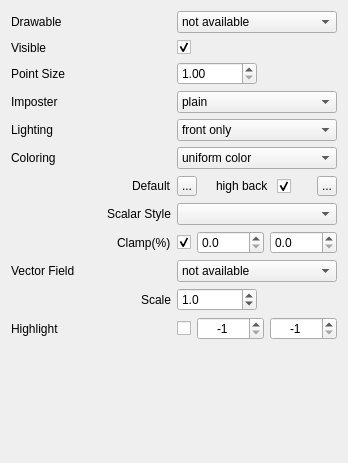
LiangliangNan/Easy3D, file applications/Mapple/widgets/widget_drawable_points.ui: the form before one commit.
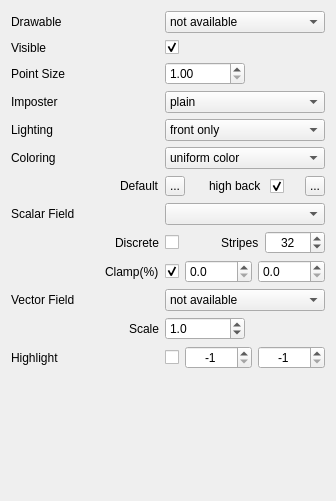
The form after the commit. Icons and pictures are not drawn.

Commit message: allow discrete colormap textures

```diff
--- a/applications/Mapple/widgets/widget_drawable_points.ui
+++ b/applications/Mapple/widgets/widget_drawable_points.ui
@@ -6,8 +6,8 @@
    <rect>
     <x>0</x>
     <y>0</y>
-    <width>348</width>
-    <height>463</height>
+    <width>336</width>
+    <height>501</height>
    </rect>
   </property>
   <property name="sizePolicy">
@@ -31,32 +31,21 @@
   <layout class="QVBoxLayout" name="verticalLayout">
    <item>
     <layout class="QGridLayout" name="gridLayout">
-     <item row="6" column="0">
-      <layout class="QHBoxLayout" name="horizontalLayoutLabelDefaultColor">
-       <item>
-        <spacer name="horizontalSpaceLabelDefaultColor">
-         <property name="orientation">
-          <enum>Qt::Horizontal</enum>
-         </property>
-         <property name="sizeHint" stdset="0">
-          <size>
-           <width>13</width>
-           <height>19</height>
-          </size>
-         </property>
-        </spacer>
-       </item>
-       <item alignment="Qt::AlignRight">
-        <widget class="QLabel" name="labelDefaultColor">
-         <property name="text">
-          <string>Default</string>
-         </property>
-        </widget>
-       </item>
-      </layout>
+     <item row="0" column="0">
+      <widget class="QLabel" name="labelDrawableName">
+       <property name="maximumSize">
+        <size>
+         <width>16777215</width>
+         <height>20</height>
+        </size>
+       </property>
+       <property name="text">
+        <string>Drawable</string>
+       </property>
+      </widget>
      </item>
-     <item row="9" column="1">
-      <widget class="QComboBox" name="comboBoxVectorField">
+     <item row="0" column="1">
+      <widget class="QComboBox" name="comboBoxDrawables">
        <property name="toolTip">
         <string>Select the drawable to be visualized</string>
        </property>
@@ -67,48 +56,6 @@
        </item>
       </widget>
      </item>
-     <item row="2" column="1">
-      <layout class="QHBoxLayout" name="horizontalLayoutPhone">
-       <property name="spacing">
-        <number>-1</number>
-       </property>
-       <item>
-        <widget class="QDoubleSpinBox" name="doubleSpinBoxPointSize">
-         <property name="sizePolicy">
-          <sizepolicy hsizetype="Expanding" vsizetype="Preferred">
-           <horstretch>0</horstretch>
-           <verstretch>0</verstretch>
-          </sizepolicy>
-         </property>
-         <property name="minimumSize">
-          <size>
-           <width>60</width>
-           <height>0</height>
-          </size>
-         </property>
-         <property name="minimum">
-          <double>1.000000000000000</double>
-         </property>
-        </widget>
-       </item>
-       <item>
-        <spacer name="spacerThickness">
-         <property name="orientation">
-          <enum>Qt::Horizontal</enum>
-         </property>
-         <property name="sizeType">
-          <enum>QSizePolicy::MinimumExpanding</enum>
-         </property>
-         <property name="sizeHint" stdset="0">
-          <size>
-           <width>0</width>
-           <height>0</height>
-          </size>
-         </property>
-        </spacer>
-       </item>
-      </layout>
-     </item>
      <item row="1" column="0">
       <widget class="QLabel" name="labelVisible">
        <property name="maximumSize">
@@ -152,38 +99,169 @@
        </item>
       </layout>
      </item>
-     <item row="7" column="0">
-      <layout class="QHBoxLayout" name="horizontalLayoutLabelScalarStyle">
+     <item row="2" column="0">
+      <widget class="QLabel" name="labelPointSize">
+       <property name="text">
+        <string>Point Size</string>
+       </property>
+      </widget>
+     </item>
+     <item row="2" column="1">
+      <layout class="QHBoxLayout" name="horizontalLayoutPhone">
+       <property name="spacing">
+        <number>-1</number>
+       </property>
        <item>
-        <spacer name="horizontalSpacerScalarStyle">
-         <property name="orientation">
-          <enum>Qt::Horizontal</enum>
-         </property>
-         <property name="sizeHint" stdset="0">
-          <size>
-           <width>12</width>
-           <height>19</height>
-          </size>
-         </property>
-        </spacer>
-       </item>
-       <item>
-        <widget class="QLabel" name="labelScalarFieldStyle">
+        <widget class="QDoubleSpinBox" name="doubleSpinBoxPointSize">
          <property name="sizePolicy">
-          <sizepolicy hsizetype="Preferred" vsizetype="Preferred">
+          <sizepolicy hsizetype="Expanding" vsizetype="Preferred">
            <horstretch>0</horstretch>
            <verstretch>0</verstretch>
           </sizepolicy>
          </property>
+         <property name="minimumSize">
+          <size>
+           <width>60</width>
+           <height>0</height>
+          </size>
+         </property>
+         <property name="minimum">
+          <double>1.000000000000000</double>
+         </property>
+        </widget>
+       </item>
+       <item>
+        <spacer name="spacerThickness">
+         <property name="orientation">
+          <enum>Qt::Horizontal</enum>
+         </property>
+         <property name="sizeType">
+          <enum>QSizePolicy::MinimumExpanding</enum>
+         </property>
+         <property name="sizeHint" stdset="0">
+          <size>
+           <width>0</width>
+           <height>0</height>
+          </size>
+         </property>
+        </spacer>
+       </item>
+      </layout>
+     </item>
+     <item row="3" column="0">
+      <widget class="QLabel" name="labelImposterStyle">
+       <property name="text">
+        <string>Imposter</string>
+       </property>
+      </widget>
+     </item>
+     <item row="3" column="1">
+      <widget class="QComboBox" name="comboBoxImposterStyle">
+       <property name="toolTip">
+        <string>Select how color is assigned to each face</string>
+       </property>
+       <item>
+        <property name="text">
+         <string>plain</string>
+        </property>
+       </item>
+       <item>
+        <property name="text">
+         <string>sphere</string>
+        </property>
+       </item>
+       <item>
+        <property name="text">
+         <string>surfel</string>
+        </property>
+       </item>
+      </widget>
+     </item>
+     <item row="4" column="0">
+      <widget class="QLabel" name="labelLighting">
+       <property name="maximumSize">
+        <size>
+         <width>16777215</width>
+         <height>20</height>
+        </size>
+       </property>
+       <property name="text">
+        <string>Lighting</string>
+       </property>
+      </widget>
+     </item>
+     <item row="4" column="1">
+      <widget class="QComboBox" name="comboBoxLightingOptions">
+       <property name="toolTip">
+        <string>Select how lighting is implemented</string>
+       </property>
+       <item>
+        <property name="text">
+         <string>front only</string>
+        </property>
+       </item>
+       <item>
+        <property name="text">
+         <string>front and back</string>
+        </property>
+       </item>
+       <item>
+        <property name="text">
+         <string>disabled</string>
+        </property>
+       </item>
+      </widget>
+     </item>
+     <item row="5" column="0">
+      <widget class="QLabel" name="labelColorScheme">
+       <property name="text">
+        <string>Coloring</string>
+       </property>
+      </widget>
+     </item>
+     <item row="5" column="1">
+      <widget class="QComboBox" name="comboBoxColorScheme">
+       <property name="toolTip">
+        <string>Select how color is assigned to each face</string>
+       </property>
+       <item>
+        <property name="text">
+         <string>uniform color</string>
+        </property>
+       </item>
+       <item>
+        <property name="text">
+         <string>use color property</string>
+        </property>
+       </item>
+      </widget>
+     </item>
+     <item row="6" column="0">
+      <layout class="QHBoxLayout" name="horizontalLayoutLabelDefaultColor">
+       <item>
+        <spacer name="horizontalSpaceLabelDefaultColor">
+         <property name="orientation">
+          <enum>Qt::Horizontal</enum>
+         </property>
+         <property name="sizeHint" stdset="0">
+          <size>
+           <width>13</width>
+           <height>19</height>
+          </size>
+         </property>
+        </spacer>
+       </item>
+       <item alignment="Qt::AlignRight">
+        <widget class="QLabel" name="labelDefaultColor">
          <property name="text">
-          <string>Scalar Style</string>
+          <string>Default</string>
          </property>
         </widget>
        </item>
       </layout>
      </item>
      <item row="6" column="1">
-      <layout class="QHBoxLayout" name="horizontalLayoutDefaultColor_2">
+      <layout class="QHBoxLayout" name="horizontalLayoutDefaultColor">
        <item>
         <widget class="QToolButton" name="toolButtonDefaultColor">
          <property name="minimumSize">
@@ -280,7 +358,7 @@
          </property>
          <property name="sizeHint" stdset="0">
           <size>
-           <width>20</width>
+           <width>15</width>
            <height>0</height>
           </size>
          </property>
@@ -320,178 +398,140 @@
        </item>
       </layout>
      </item>
-     <item row="2" column="0">
-      <widget class="QLabel" name="labelPointSize">
-       <property name="text">
-        <string>Point Size</string>
+     <item row="7" column="0">
+      <widget class="QLabel" name="labelScalarFieldStyle">
+       <property name="sizePolicy">
+        <sizepolicy hsizetype="Preferred" vsizetype="Preferred">
+         <horstretch>0</horstretch>
+         <verstretch>0</verstretch>
+        </sizepolicy>
        </property>
-      </widget>
-     </item>
-     <item row="3" column="0">
-      <widget class="QLabel" name="labelImposterStyle">
        <property name="text">
-        <string>Imposter</string>
+        <string>Scalar Field</string>
        </property>
       </widget>
      </item>
-     <item row="5" column="0">
-      <widget class="QLabel" name="labelColorScheme">
-       <property name="text">
-        <string>Coloring</string>
+     <item row="7" column="1">
+      <widget class="QComboBox" name="comboBoxScalarFieldStyle">
+       <property name="sizePolicy">
+        <sizepolicy hsizetype="Expanding" vsizetype="Preferred">
+         <horstretch>0</horstretch>
+         <verstretch>0</verstretch>
+        </sizepolicy>
        </property>
-      </widget>
-     </item>
-     <item row="10" column="1">
-      <layout class="QHBoxLayout" name="horizontalLayoutVectorFieldScale">
-       <item>
-        <widget class="QDoubleSpinBox" name="doubleSpinBoxVectorFieldScale">
-         <property name="sizePolicy">
-          <sizepolicy hsizetype="Expanding" vsizetype="Preferred">
-           <horstretch>0</horstretch>
-           <verstretch>0</verstretch>
-          </sizepolicy>
-         </property>
-         <property name="minimumSize">
-          <size>
-           <width>60</width>
-           <height>0</height>
-          </size>
-         </property>
-         <property name="toolTip">
-          <string>Adjust the length of the vectors.
-The scale is relative to the average edge lenght of the model.</string>
-         </property>
-         <property name="decimals">
-          <number>1</number>
-         </property>
-         <property name="minimum">
-          <double>0.100000000000000</double>
-         </property>
-         <property name="maximum">
-          <double>50.000000000000000</double>
-         </property>
-         <property name="singleStep">
-          <double>0.100000000000000</double>
-         </property>
-         <property name="value">
-          <double>1.000000000000000</double>
-         </property>
-        </widget>
-       </item>
-       <item>
-        <spacer name="spacerVectorFieldScale">
-         <property name="orientation">
-          <enum>Qt::Horizontal</enum>
-         </property>
-         <property name="sizeType">
-          <enum>QSizePolicy::MinimumExpanding</enum>
-         </property>
-         <property name="sizeHint" stdset="0">
-          <size>
-           <width>0</width>
-           <height>0</height>
-          </size>
-         </property>
-        </spacer>
-       </item>
-      </layout>
-     </item>
-     <item row="4" column="1">
-      <widget class="QComboBox" name="comboBoxLightingOptions">
-       <property name="toolTip">
-        <string>Select how lighting is implemented</string>
+       <property name="minimumSize">
+        <size>
+         <width>20</width>
+         <height>22</height>
+        </size>
        </property>
-       <item>
-        <property name="text">
-         <string>front only</string>
-        </property>
-       </item>
-       <item>
-        <property name="text">
-         <string>front and back</string>
-        </property>
-       </item>
-       <item>
-        <property name="text">
-         <string>disabled</string>
-        </property>
-       </item>
       </widget>
      </item>
-     <item row="11" column="1">
-      <layout class="QHBoxLayout" name="horizontalLayout_2">
-       <item>
-        <widget class="QCheckBox" name="checkBoxHighlight">
-         <property name="text">
-          <string/>
-         </property>
-        </widget>
-       </item>
-       <item>
-        <widget class="QSpinBox" name="spinBoxHighlightMin">
-         <property name="sizePolicy">
-          <sizepolicy hsizetype="Expanding" vsizetype="Preferred">
-           <horstretch>0</horstretch>
-           <verstretch>0</verstretch>
-          </sizepolicy>
-         </property>
-         <property name="minimumSize">
-          <size>
-           <width>60</width>
-           <height>0</height>
-          </size>
-         </property>
-         <property name="toolTip">
-          <string>The lower bound of the triange range to be highlighted.</string>
-         </property>
-         <property name="alignment">
-          <set>Qt::AlignCenter</set>
-         </property>
-         <property name="minimum">
-          <number>-1</number>
-         </property>
-         <property name="maximum">
-          <number>999999999</number>
-         </property>
-         <property name="value">
-          <number>-1</number>
-         </property>
-        </widget>
-       </item>
-       <item>
-        <widget class="QSpinBox" name="spinBoxHighlightMax">
-         <property name="sizePolicy">
-          <sizepolicy hsizetype="Expanding" vsizetype="Preferred">
-           <horstretch>0</horstretch>
-           <verstretch>0</verstretch>
-          </sizepolicy>
-         </property>
-         <property name="minimumSize">
-          <size>
-           <width>60</width>
-           <height>0</height>
-          </size>
-         </property>
-         <property name="toolTip">
-          <string>The upper bound of the triange range to be highlighted.</string>
-         </property>
-         <property name="alignment">
-          <set>Qt::AlignCenter</set>
-         </property>
-         <property name="minimum">
-          <number>-1</number>
-         </property>
-         <property name="maximum">
-          <number>999999999</number>
-         </property>
-         <property name="value">
-          <number>-1</number>
-         </property>
-        </widget>
-       </item>
-      </layout>
-     </item>
      <item row="8" column="0">
+      <layout class="QHBoxLayout" name="horizontalLayoutLabelClamp_2">
+       <item>
+        <spacer name="horizontalSpacerLabelClamp_2">
+         <property name="orientation">
+          <enum>Qt::Horizontal</enum>
+         </property>
+         <property name="sizeHint" stdset="0">
+          <size>
+           <width>12</width>
+           <height>19</height>
+          </size>
+         </property>
+        </spacer>
+       </item>
+       <item>
+        <widget class="QLabel" name="labelScalarFieldDiscrete">
+         <property name="sizePolicy">
+          <sizepolicy hsizetype="Preferred" vsizetype="Preferred">
+           <horstretch>0</horstretch>
+           <verstretch>0</verstretch>
+          </sizepolicy>
+         </property>
+         <property name="text">
+          <string>Discrete</string>
+         </property>
+        </widget>
+       </item>
+      </layout>
+     </item>
+     <item row="8" column="1">
+      <layout class="QHBoxLayout" name="horizontalLayout_4">
+       <item>
+        <widget class="QCheckBox" name="checkBoxScalarFieldDiscrete">
+         <property name="text">
+          <string/>
+         </property>
+        </widget>
+       </item>
+       <item>
+        <spacer name="horizontalSpacer_2">
+         <property name="orientation">
+          <enum>Qt::Horizontal</enum>
+         </property>
+         <property name="sizeType">
+          <enum>QSizePolicy::MinimumExpanding</enum>
+         </property>
+         <property name="sizeHint" stdset="0">
+          <size>
+           <width>10</width>
+           <height>20</height>
+          </size>
+         </property>
+        </spacer>
+       </item>
+       <item>
+        <widget class="QLabel" name="labelScalarFieldStripes">
+         <property name="sizePolicy">
+          <sizepolicy hsizetype="Preferred" vsizetype="Preferred">
+           <horstretch>0</horstretch>
+           <verstretch>0</verstretch>
+          </sizepolicy>
+         </property>
+         <property name="text">
+          <string>Stripes</string>
+         </property>
+        </widget>
+       </item>
+       <item>
+        <widget class="QSpinBox" name="spinBoxScalarFieldNumStrips">
+         <property name="sizePolicy">
+          <sizepolicy hsizetype="Expanding" vsizetype="Preferred">
+           <horstretch>0</horstretch>
+           <verstretch>0</verstretch>
+          </sizepolicy>
+         </property>
+         <property name="minimumSize">
+          <size>
+           <width>60</width>
+           <height>0</height>
+          </size>
+         </property>
+         <property name="toolTip">
+          <string>The number of discrete colors.</string>
+         </property>
+         <property name="alignment">
+          <set>Qt::AlignCenter</set>
+         </property>
+         <property name="minimum">
+          <number>4</number>
+         </property>
+         <property name="maximum">
+          <number>128</number>
+         </property>
+         <property name="singleStep">
+          <number>4</number>
+         </property>
+         <property name="value">
+          <number>32</number>
+         </property>
+        </widget>
+       </item>
+      </layout>
+     </item>
+     <item row="9" column="0">
       <layout class="QHBoxLayout" name="horizontalLayoutLabelClamp">
        <item>
         <spacer name="horizontalSpacerLabelClamp">
@@ -521,15 +561,8 @@
        </item>
       </layout>
      </item>
-     <item row="11" column="0">
-      <widget class="QLabel" name="labelHighlight">
-       <property name="text">
-        <string>Highlight</string>
-       </property>
-      </widget>
-     </item>
-     <item row="8" column="1">
-      <layout class="QHBoxLayout" name="horizontalLayout_3">
+     <item row="9" column="1">
+      <layout class="QHBoxLayout" name="horizontalLayout_2">
        <item>
         <widget class="QCheckBox" name="checkBoxScalarFieldClamp">
          <property name="toolTip">
@@ -583,58 +616,7 @@
        </item>
       </layout>
      </item>
-     <item row="3" column="1">
-      <widget class="QComboBox" name="comboBoxImposterStyle">
-       <property name="toolTip">
-        <string>Select how color is assigned to each face</string>
-       </property>
-       <item>
-        <property name="text">
-         <string>plain</string>
-        </property>
-       </item>
-       <item>
-        <property name="text">
-         <string>sphere</string>
-        </property>
-       </item>
-       <item>
-        <property name="text">
-         <string>surfel</string>
-        </property>
-       </item>
-      </widget>
-     </item>
-     <item row="4" column="0">
-      <widget class="QLabel" name="labelLighting">
-       <property name="maximumSize">
-        <size>
-         <width>16777215</width>
-         <height>20</height>
-        </size>
-       </property>
-       <property name="text">
-        <string>Lighting</string>
-       </property>
-      </widget>
-     </item>
-     <item row="7" column="1">
-      <widget class="QComboBox" name="comboBoxScalarFieldStyle">
-       <property name="sizePolicy">
-        <sizepolicy hsizetype="Expanding" vsizetype="Preferred">
-         <horstretch>0</horstretch>
-         <verstretch>0</verstretch>
-        </sizepolicy>
-       </property>
-       <property name="minimumSize">
-        <size>
-         <width>20</width>
-         <height>22</height>
-        </size>
-       </property>
-      </widget>
-     </item>
-     <item row="9" column="0">
+     <item row="10" column="0">
       <widget class="QLabel" name="labelVectorField">
        <property name="sizePolicy">
         <sizepolicy hsizetype="Preferred" vsizetype="Preferred">
@@ -653,38 +635,8 @@
        </property>
       </widget>
      </item>
-     <item row="0" column="0">
-      <widget class="QLabel" name="labelDrawableName">
-       <property name="maximumSize">
-        <size>
-         <width>16777215</width>
-         <height>20</height>
-        </size>
-       </property>
-       <property name="text">
-        <string>Drawable</string>
-       </property>
-      </widget>
-     </item>
-     <item row="5" column="1">
-      <widget class="QComboBox" name="comboBoxColorScheme">
-       <property name="toolTip">
-        <string>Select how color is assigned to each face</string>
-       </property>
-       <item>
-        <property name="text">
-         <string>uniform color</string>
-        </property>
-       </item>
-       <item>
-        <property name="text">
-         <string>use color property</string>
-        </property>
-       </item>
-      </widget>
-     </item>
-     <item row="0" column="1">
-      <widget class="QComboBox" name="comboBoxDrawables">
+     <item row="10" column="1">
+      <widget class="QComboBox" name="comboBoxVectorField">
        <property name="toolTip">
         <string>Select the drawable to be visualized</string>
        </property>
@@ -695,7 +647,7 @@
        </item>
       </widget>
      </item>
-     <item row="10" column="0">
+     <item row="11" column="0">
       <layout class="QHBoxLayout" name="horizontalLayoutScale">
        <item>
         <spacer name="horizontalSpacerVectorFieldLabelScale">
@@ -719,6 +671,141 @@
        </item>
       </layout>
      </item>
+     <item row="11" column="1">
+      <layout class="QHBoxLayout" name="horizontalLayoutVectorFieldScale">
+       <item>
+        <widget class="QDoubleSpinBox" name="doubleSpinBoxVectorFieldScale">
+         <property name="sizePolicy">
+          <sizepolicy hsizetype="Expanding" vsizetype="Preferred">
+           <horstretch>0</horstretch>
+           <verstretch>0</verstretch>
+          </sizepolicy>
+         </property>
+         <property name="minimumSize">
+          <size>
+           <width>60</width>
+           <height>0</height>
+          </size>
+         </property>
+         <property name="toolTip">
+          <string>Adjust the length of the vectors.
+The scale is relative to the average edge lenght of the model.</string>
+         </property>
+         <property name="decimals">
+          <number>1</number>
+         </property>
+         <property name="minimum">
+          <double>0.100000000000000</double>
+         </property>
+         <property name="maximum">
+          <double>50.000000000000000</double>
+         </property>
+         <property name="singleStep">
+          <double>0.100000000000000</double>
+         </property>
+         <property name="value">
+          <double>1.000000000000000</double>
+         </property>
+        </widget>
+       </item>
+       <item>
+        <spacer name="spacerVectorFieldScale">
+         <property name="orientation">
+          <enum>Qt::Horizontal</enum>
+         </property>
+         <property name="sizeType">
+          <enum>QSizePolicy::MinimumExpanding</enum>
+         </property>
+         <property name="sizeHint" stdset="0">
+          <size>
+           <width>0</width>
+           <height>0</height>
+          </size>
+         </property>
+        </spacer>
+       </item>
+      </layout>
+     </item>
+     <item row="12" column="0">
+      <widget class="QLabel" name="labelHighlight">
+       <property name="text">
+        <string>Highlight</string>
+       </property>
+      </widget>
+     </item>
+     <item row="12" column="1">
+      <layout class="QHBoxLayout" name="horizontalLayoutHighlight">
+       <item>
+        <widget class="QCheckBox" name="checkBoxHighlight">
+         <property name="text">
+          <string/>
+         </property>
+        </widget>
+       </item>
+       <item>
+        <widget class="QSpinBox" name="spinBoxHighlightMin">
+         <property name="sizePolicy">
+          <sizepolicy hsizetype="Expanding" vsizetype="Preferred">
+           <horstretch>0</horstretch>
+           <verstretch>0</verstretch>
+          </sizepolicy>
+         </property>
+         <property name="minimumSize">
+          <size>
+           <width>60</width>
+           <height>0</height>
+          </size>
+         </property>
+         <property name="toolTip">
+          <string>The lower bound of the triange range to be highlighted.</string>
+         </property>
+         <property name="alignment">
+          <set>Qt::AlignCenter</set>
+         </property>
+         <property name="minimum">
+          <number>-1</number>
+         </property>
+         <property name="maximum">
+          <number>999999999</number>
+         </property>
+         <property name="value">
+          <number>-1</number>
+         </property>
+        </widget>
+       </item>
+       <item>
+        <widget class="QSpinBox" name="spinBoxHighlightMax">
+         <property name="sizePolicy">
+          <sizepolicy hsizetype="Expanding" vsizetype="Preferred">
+           <horstretch>0</horstretch>
+           <verstretch>0</verstretch>
+          </sizepolicy>
+         </property>
+         <property name="minimumSize">
+          <size>
+           <width>60</width>
+           <height>0</height>
+          </size>
+         </property>
+         <property name="toolTip">
+          <string>The upper bound of the triange range to be highlighted.</string>
+         </property>
+         <property name="alignment">
+          <set>Qt::AlignCenter</set>
+         </property>
+         <property name="minimum">
+          <number>-1</number>
+         </property>
+         <property name="maximum">
+          <number>999999999</number>
+         </property>
+         <property name="value">
+          <number>-1</number>
+         </property>
+        </widget>
+       </item>
+      </layout>
+     </item>
     </layout>
    </item>
    <item>
```
Left out of the diff: 8 changed lines with no effect on the pictures. The commit also changes 5 other files.
